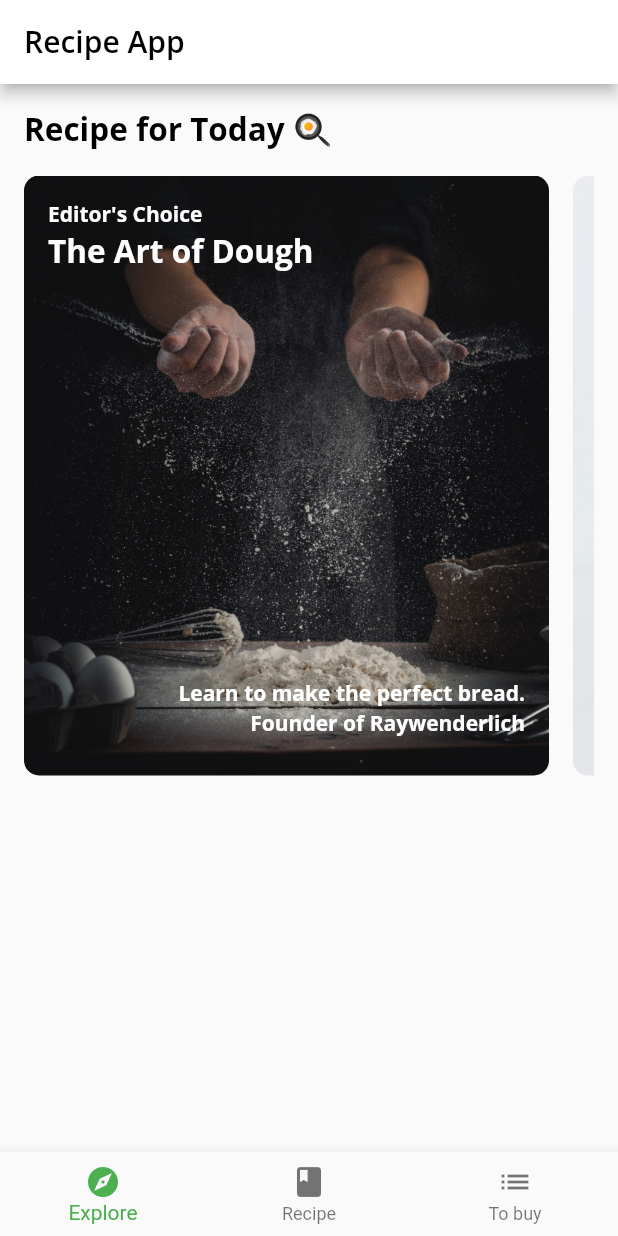
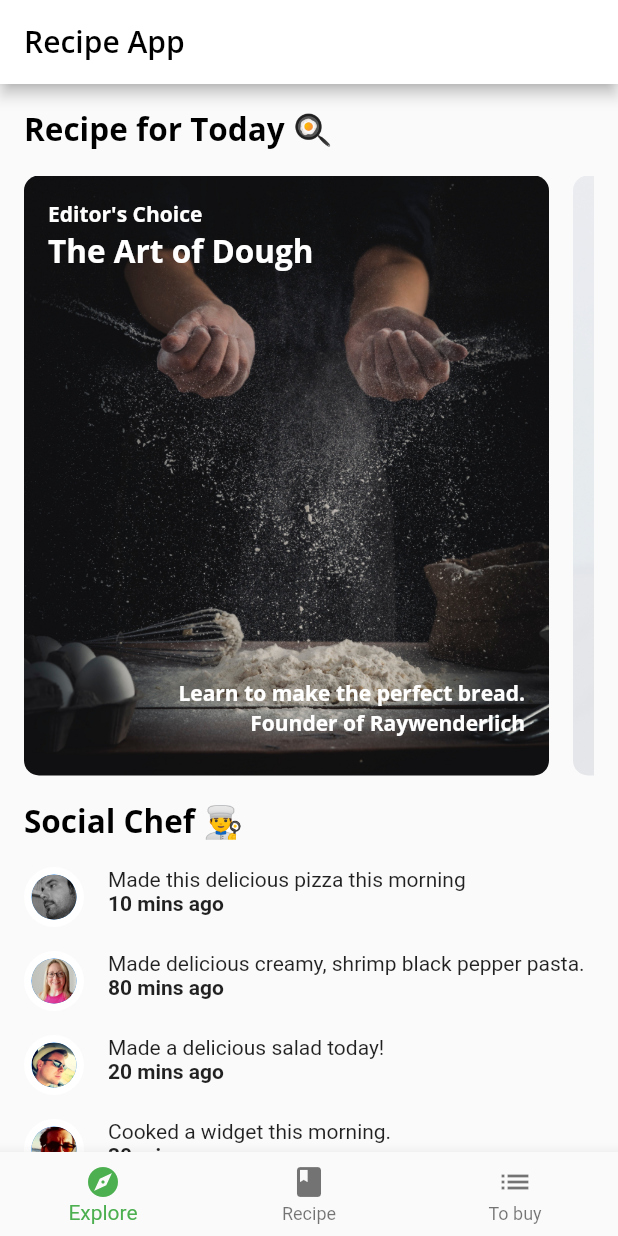
Before and after one commit to princeabdul90/social_recipe_app, a Flutter app: the screen it shows after launch, on a phone screen of 412 x 824 dp. Run offline on Flutter 3.47's test engine with Material 2 defaults, Android fonts, the phone set to English and light mode, and no system bars; our stand-ins replace google_fonts.

Commit message:
script updated

```diff
--- a/lib/components/author_card.dart
+++ b/lib/components/author_card.dart
@@ -21,7 +21,7 @@ class AuthorCard extends StatefulWidget {
 class _AuthorCardState extends State<AuthorCard> {
   bool _isFavorited = false;
 
-  void onFavorited(){
+  void onTappedFavorited(){
     setState(() {
       _isFavorited = !_isFavorited;
     });
@@ -50,7 +50,7 @@ class _AuthorCardState extends State<AuthorCard> {
           ),
 
           IconButton(
-            onPressed: onFavorited,
+            onPressed: onTappedFavorited,
             icon: Icon(
               _isFavorited ? Icons.favorite : Icons.favorite_border,
               size: 30,
--- a/lib/components/components.dart
+++ b/lib/components/components.dart
@@ -1,3 +1,5 @@
 export 'card_1.dart';
 export 'card_2.dart';
 export 'card_3.dart';
+export 'circle_image.dart';
+export 'friend_post_tile.dart';
--- /dev/null
+++ b/lib/components/friend_post_tile.dart
@@ -0,0 +1,37 @@
+import 'package:flutter/material.dart';
+import '../models/models.dart';
+import 'package:recipe_app/components/components.dart';
+
+class FriendPostTile extends StatelessWidget {
+  final Post post;
+  const FriendPostTile({Key? key, required this.post}) : super(key: key);
+
+  @override
+  Widget build(BuildContext context) {
+    return Row(
+      crossAxisAlignment: CrossAxisAlignment.start,
+      mainAxisAlignment: MainAxisAlignment.start,
+      children: [
+        CircleImage(
+          imageProvider: AssetImage(post.profileImageUrl),
+          imageRadius: 20,
+        ),
+        const SizedBox(
+          width: 16,
+        ),
+        Expanded(
+          child: Column(
+            crossAxisAlignment: CrossAxisAlignment.start,
+            children: [
+              Text(post.comment),
+              Text(
+                '${post.timestamp} mins ago',
+                style: const TextStyle(fontWeight: FontWeight.w700),
+              ),
+            ],
+          ),
+        ),
+      ],
+    );
+  }
+}
--- a/lib/screens/explore_screen.dart
+++ b/lib/screens/explore_screen.dart
@@ -1,4 +1,5 @@
 import 'package:flutter/material.dart';
+import 'package:recipe_app/views/friend_post_list_view.dart';
 import 'package:recipe_app/views/today_recipe_list_view.dart';
 import '../models/models.dart';
 import 'package:recipe_app/api/mock_recipe_service.dart';
@@ -12,10 +13,20 @@ class ExploreScreen extends StatelessWidget {
     return FutureBuilder(
       future: mockService.getExploreData(),
       builder: (context, AsyncSnapshot<ExploreData> snapshot) {
-        //todo: add nested list views
+
         if(snapshot.connectionState == ConnectionState.done){
           final recipes = snapshot.data?.todayRecipes ?? [];
-          return TodayRecipeListView(recipes: recipes);
+          final friendPosts = snapshot.data?.friendFeed ?? [];
+
+          return ListView(
+            scrollDirection: Axis.vertical,
+            children: [
+              TodayRecipeListView(recipes: recipes),
+              const SizedBox(height: 16,),
+              FriendPostListView(friendPost: friendPosts,),
+            ],
+          );
+
         }else{
           return const Center(
             child: CircularProgressIndicator(),
--- /dev/null
+++ b/lib/views/friend_post_list_view.dart
@@ -0,0 +1,37 @@
+import 'package:flutter/material.dart';
+import '../models/models.dart';
+import '../components/components.dart';
+
+class FriendPostListView extends StatelessWidget {
+  final List<Post> friendPost;
+  const FriendPostListView({Key? key, required this.friendPost}) : super(key: key);
+
+  @override
+  Widget build(BuildContext context) {
+    return Padding(
+      padding: const EdgeInsets.only(right: 16, left: 16, top: 0,),
+      child: Column(
+        crossAxisAlignment: CrossAxisAlignment.start,
+        children: [
+          Text('Social Chef 👨‍🍳', style: Theme.of(context).textTheme.headline2,),
+          const SizedBox(height: 16,),
+          ListView.separated(
+              primary: false,
+              shrinkWrap: true,
+              scrollDirection: Axis.vertical,
+              physics: const NeverScrollableScrollPhysics(),
+              itemBuilder: (context, index){
+                final post = friendPost[index];
+                return FriendPostTile(post: post);
+              },
+              separatorBuilder: (context, index){
+                return const SizedBox(height: 16,);
+              },
+              itemCount: friendPost.length,
+          ),
+          const SizedBox(height: 16,),
+        ],
+      ),
+    );
+  }
+}
```
